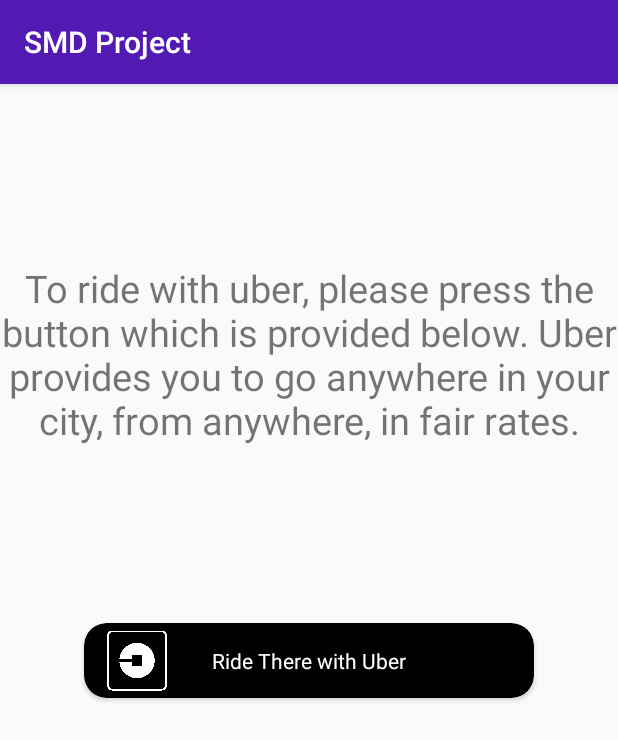
After one commit to SarmadMasood/SMD-Project, an Android app: the UberBooking screen opened directly, with no data from a screen before it, on a phone screen of 412 x 824 dp. The commit adds this screen. Shown: the top 740 px of the screen. Run offline under Robolectric (Android 15) with nearby library versions, the phone set to English and light mode, and no system bars.

Commit message:
Basic UI Complete
Basic UI Complete except for hotel booking, flight booking, weather, geolocation

```diff
--- /dev/null
+++ b/app/src/main/java/com/example/smdproject/UberBooking.java
@@ -0,0 +1,14 @@
+package com.example.smdproject;
+
+import androidx.appcompat.app.AppCompatActivity;
+
+import android.os.Bundle;
+
+public class UberBooking extends AppCompatActivity {
+
+    @Override
+    protected void onCreate(Bundle savedInstanceState) {
+        super.onCreate(savedInstanceState);
+        setContentView(R.layout.activity_uber_booking);
+    }
+}
--- a/app/src/main/res/layout/activity_reviews.xml
+++ b/app/src/main/res/layout/activity_reviews.xml
@@ -15,10 +15,8 @@
             android:layout_width="wrap_content"
             android:layout_height="wrap_content"
             android:text="this is reviews"
-            android:textAppearance="@style/TextAppearance.AppCompat.Large"
-            />
+            android:textAppearance="@style/TextAppearance.AppCompat.Large" />
     </LinearLayout>
 
 
-
 </androidx.constraintlayout.widget.ConstraintLayout>
--- /dev/null
+++ b/app/src/main/res/layout/activity_uber_booking.xml
@@ -0,0 +1,46 @@
+<?xml version="1.0" encoding="utf-8"?>
+<androidx.constraintlayout.widget.ConstraintLayout xmlns:android="http://schemas.android.com/apk/res/android"
+    xmlns:app="http://schemas.android.com/apk/res-auto"
+    xmlns:tools="http://schemas.android.com/tools"
+    android:layout_width="match_parent"
+    android:layout_height="match_parent"
+    tools:context=".UberBooking">
+
+    <TextView
+        android:layout_width="wrap_content"
+        android:layout_height="wrap_content"
+        android:gravity="center"
+        android:text="To ride with uber, please press the button which is provided below. Uber provides you to go anywhere in your city, from anywhere, in fair rates."
+        android:textSize="25sp"
+        app:layout_constraintBottom_toTopOf="@+id/cardView2"
+        app:layout_constraintEnd_toEndOf="parent"
+        app:layout_constraintStart_toStartOf="parent"
+        app:layout_constraintTop_toTopOf="parent" />
+
+    <androidx.cardview.widget.CardView
+        android:id="@+id/cardView2"
+        android:layout_width="300dp"
+        android:layout_height="50dp"
+        android:backgroundTint="#FF000000"
+        app:cardCornerRadius="15dp"
+        app:layout_constraintBottom_toBottomOf="parent"
+        app:layout_constraintEnd_toEndOf="parent"
+        app:layout_constraintStart_toStartOf="parent"
+        app:layout_constraintTop_toTopOf="parent">
+
+        <ImageView
+            android:layout_width="40dp"
+            android:layout_height="wrap_content"
+            android:layout_gravity="left"
+            android:layout_marginLeft="15dp"
+            android:src="@drawable/uber_app_icon" />
+
+        <TextView
+            android:layout_width="wrap_content"
+            android:layout_height="wrap_content"
+            android:layout_gravity="center"
+            android:text="Ride There with Uber"
+            android:textColor="#FFFFFFFF" />
+    </androidx.cardview.widget.CardView>
+
+</androidx.constraintlayout.widget.ConstraintLayout>
--- a/app/src/main/res/layout/activity_world_clock.xml
+++ b/app/src/main/res/layout/activity_world_clock.xml
@@ -25,11 +25,12 @@
         android:gravity="center"
         android:text=""
         android:textSize="25sp" />
+
     <Spinner
         android:id="@+id/spinner_countryZones"
         android:layout_width="160dp"
         android:layout_height="40dp"
+        android:layout_gravity="center"
         android:entries="@array/country_arrays"
-        android:layout_gravity="center"
-        android:gravity="center"/>
+        android:gravity="center" />
 </LinearLayout>
--- a/app/src/main/res/menu/menu.xml
+++ b/app/src/main/res/menu/menu.xml
@@ -9,6 +9,8 @@
         android:title="Currency Converter" />
     <item android:id="@+id/world_clock"
         android:title="World Clock" />
+    <item android:id="@+id/ride_with_uber"
+        android:title="Ride with Uber"/>
 </group>
 
 </menu>
```
Also changed, not shown: app/src/main/AndroidManifest.xml (+8 -4 lines), app/src/main/java/com/example/smdproject/Home.java (+9 -1 lines), app/src/main/res/layout/activity_currency_converter.xml (+20 -14 lines), app/src/main/res/layout/activity_home.xml (+96 -130 lines), app/src/main/res/layout/activity_main.xml (+28 -33 lines), app/src/main/res/layout/activity_translator.xml (+6 -6 lines), app/src/main/res/drawable/pakistan_flag.png (added), app/src/main/res/drawable/uber_app_icon.png (added), app/src/main/res/drawable/uk_flag.png (added), app/src/main/res/drawable/usa_flag.png (added).
